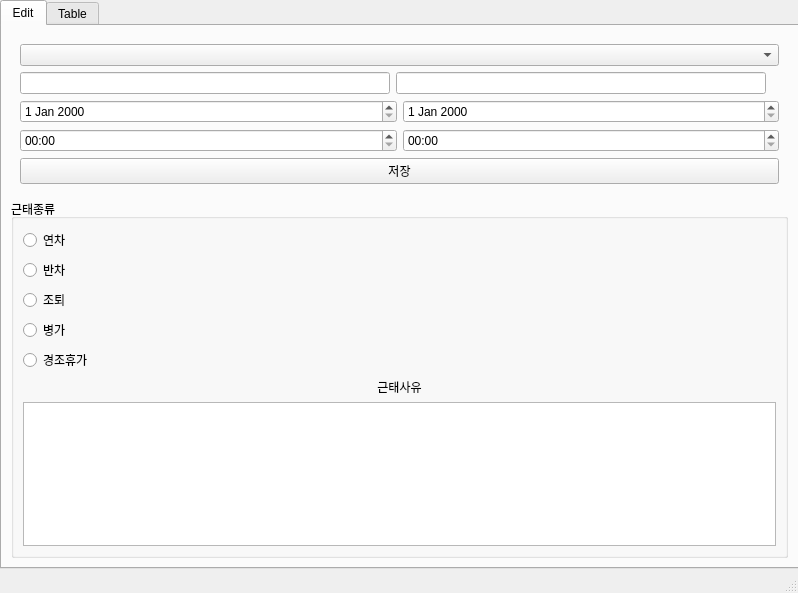
First picture: the form in templates/main.ui, repository gnsl318/Annual_program, before the edit.
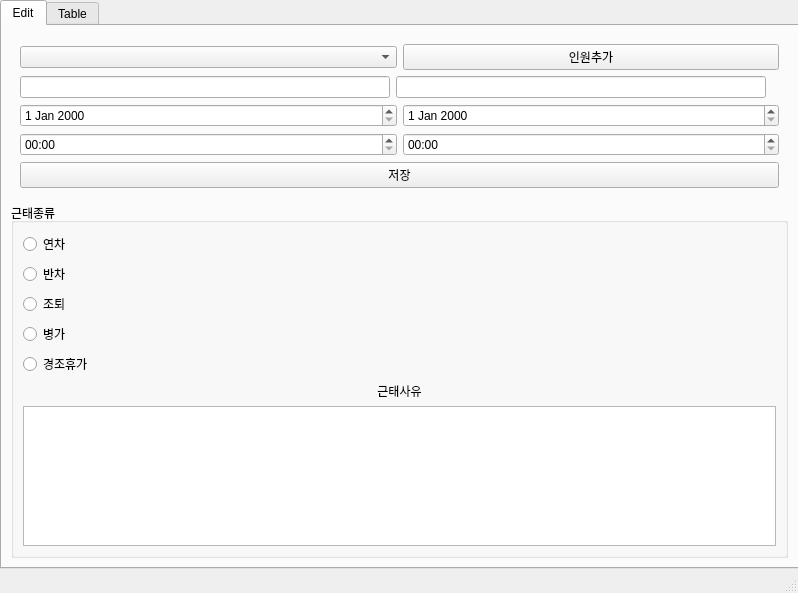
Second picture: the form after the edit.

Commit message: delete login fuc and change models

What changed in the file:
```diff
--- a/templates/main.ui
+++ b/templates/main.ui
@@ -44,7 +44,18 @@
         </property>
         <layout class="QVBoxLayout" name="verticalLayout_5">
          <item>
-          <widget class="QComboBox" name="name_comboBox"/>
+          <layout class="QHBoxLayout" name="horizontalLayout_8">
+           <item>
+            <widget class="QComboBox" name="comboBox"/>
+           </item>
+           <item>
+            <widget class="QPushButton" name="add_user_btn">
+             <property name="text">
+              <string>인원추가</string>
+             </property>
+            </widget>
+           </item>
+          </layout>
          </item>
          <item>
           <layout class="QHBoxLayout" name="horizontalLayout_3">
```
The commit also changes 1 other file.
